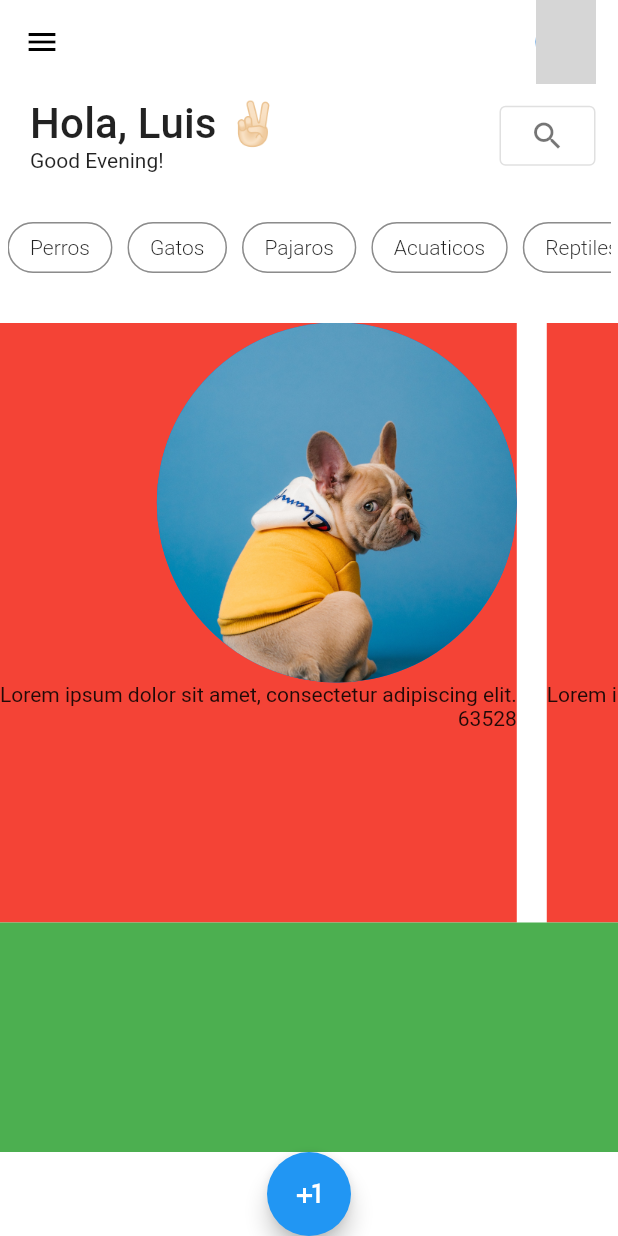
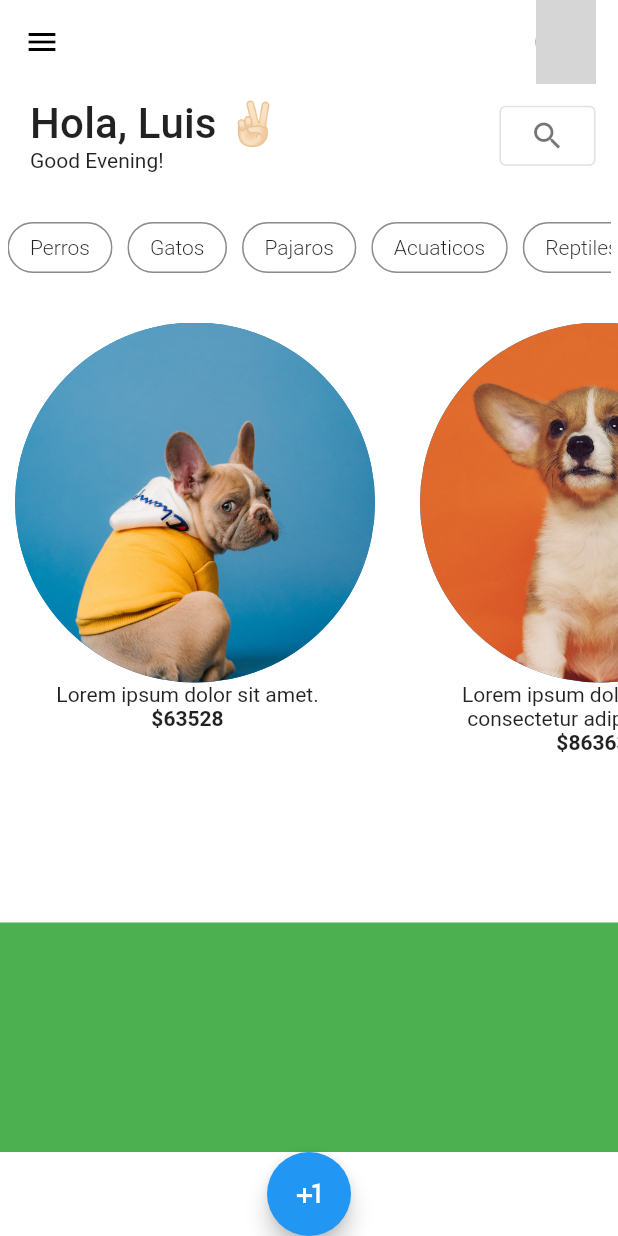
Before and after one commit to nicoisz/petAdoption, a Flutter app: the HomeScreen screen opened by its route, on a phone screen of 412 x 824 dp. Run offline on Flutter 3.47's test engine with Material 2 defaults, Android fonts, the phone set to English and light mode, and no system bars; network calls fail; Roboto replaces fonts that are missing (Arial); grey boxes are pictures that could not be loaded.

Commit message:
finishing listview builder in home

```diff
--- a/lib/presentation/screens/home.dart
+++ b/lib/presentation/screens/home.dart
@@ -12,28 +12,28 @@ class HomeScreen extends StatelessWidget {
     'Otros'
   ];
 
-
-
   List<Map<String, dynamic>> pets = [
     {
-    'description': 'Lorem ipsum dolor sit amet, consectetur adipiscing elit.',
+      'description': 'Lorem ipsum dolor sit amet.',
       'imageUrl': 'assets/images/mascotas/mascota_1.jpg',
       'price': '63528',
-  },{
+    },
+    {
       'description': 'Lorem ipsum dolor sit amet, consectetur adipiscing elit.',
       'imageUrl': 'assets/images/mascotas/mascota_2.jpg',
       'price': '86363',
-  },{
+    },
+    {
       'description': 'Lorem ipsum dolor sit amet, consectetur adipiscing elit.',
       'imageUrl': 'assets/images/mascotas/mascota_3.jpg',
       'price': '75953',
-  },{
+    },
+    {
       'description': 'Lorem ipsum dolor sit amet, consectetur adipiscing elit.',
       'imageUrl': 'assets/images/mascotas/mascota_4.jpg',
       'price': '23230',
-  }];
-
-
+    }
+  ];
 
   @override
   Widget build(BuildContext context) {
@@ -142,32 +142,38 @@ List<Map<String, dynamic>> pets = [
 }
 
 class _CustomPetsList extends StatelessWidget {
-  _CustomPetsList({super.key, required this.pets});
+  _CustomPetsList({required this.pets});
   List<Map<String, dynamic>> pets;
-
-
 
   @override
   Widget build(BuildContext context) {
-
     return ListView.separated(
       scrollDirection: Axis.horizontal,
       itemBuilder: (BuildContext context, int index) {
-
-
-        return Container(
-          color: Colors.red,
-          child: Column(
+        return Column(
           crossAxisAlignment: CrossAxisAlignment.end,
           children: [
-                CircleAvatar(backgroundImage: AssetImage(pets[index]['imageUrl']), radius: 120.0,),
-                Text(pets[index]['description']),
-                Text(pets[index]['price']),
-
-
-
+            CircleAvatar(
+              backgroundImage: AssetImage(pets[index]['imageUrl']),
+              radius: 120.0,
+            ),
+            SizedBox(
+              width: 250.0,
+              child: Column(
+                children: [
+                  Text(
+                    pets[index]['description'],
+                    style: const TextStyle(fontSize: 14.0),
+                    textAlign: TextAlign.center,
+                  ),
+                  Text(
+                    '\$${pets[index]['price']}',
+                    style: const TextStyle(fontWeight: FontWeight.bold),
+                  ),
                 ],
               ),
+            ),
+          ],
         );
       },
       itemCount: pets.length,
```
Lines whose indentation alone changed are shown as unchanged.
